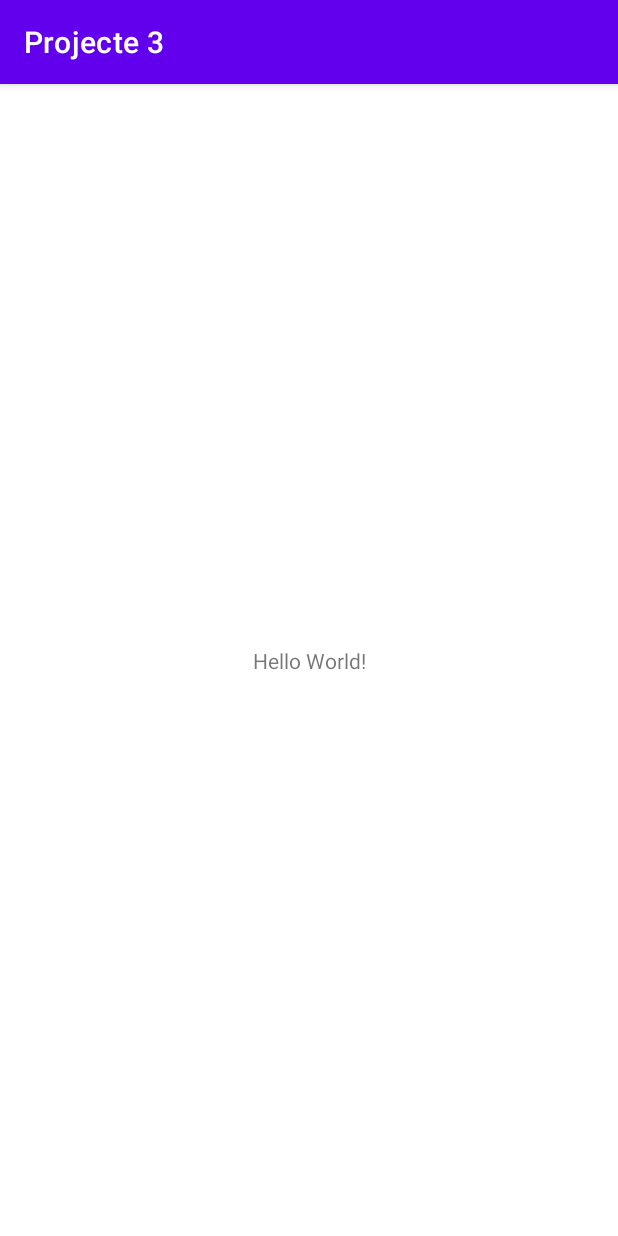
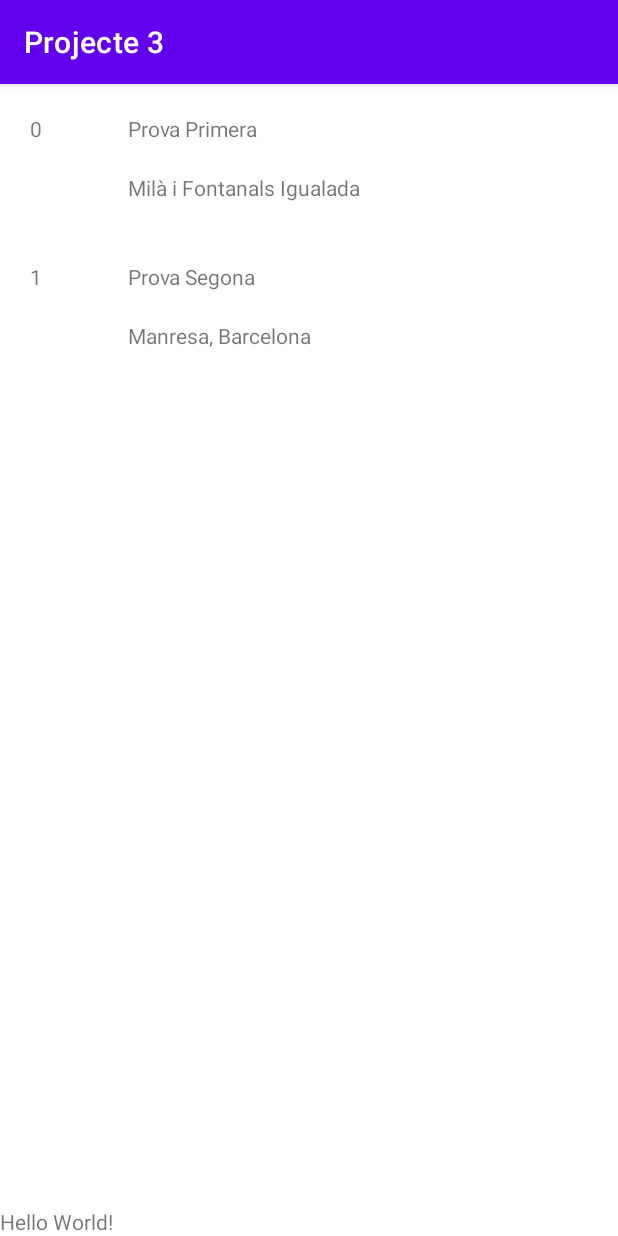
Before and after one commit to NoNickNam3/Projecte-3, an Android app: the screen it shows after launch (MainActivity), on a phone screen of 412 x 824 dp. Run offline under Robolectric (Android 15) with nearby library versions, the light colour scheme and no system bars.

Commit message:
Començo a dissenyar la llista d'ubicacións

```diff
--- a/App_Projecte_3/app/src/main/java/org/milaifontanals/projecte3/MainActivity.java
+++ b/App_Projecte_3/app/src/main/java/org/milaifontanals/projecte3/MainActivity.java
@@ -1,19 +1,37 @@
 package org.milaifontanals.projecte3;
 
 import androidx.appcompat.app.AppCompatActivity;
+import androidx.recyclerview.widget.LinearLayoutManager;
+import androidx.recyclerview.widget.RecyclerView;
 
 import android.content.Intent;
 import android.net.Uri;
 import android.os.Bundle;
 
+import org.milaifontanals.projecte3.adapters.UbicacionAdapter;
+import org.milaifontanals.projecte3.model.Ubicacion;
+
 public class MainActivity extends AppCompatActivity {
+
+    private RecyclerView rcvUbicacion;
+    private UbicacionAdapter adapter;
 
     @Override
     protected void onCreate(Bundle savedInstanceState) {
         super.onCreate(savedInstanceState);
         setContentView(R.layout.activity_main);
 
-        obreMaps();
+        //---------------------------------
+        // Configuració del RecyclerView
+        //---------------------------------
+        rcvUbicacion = findViewById(R.id.rcvUbicacion);
+        rcvUbicacion.setLayoutManager(new LinearLayoutManager(this));
+        rcvUbicacion.setHasFixedSize(true);
+
+        adapter = new UbicacionAdapter(Ubicacion.getUbicaciones(), this);
+        rcvUbicacion.setAdapter(adapter);
+
+        //obreMaps();
 
     }
 
--- /dev/null
+++ b/App_Projecte_3/app/src/main/java/org/milaifontanals/projecte3/adapters/UbicacionAdapter.java
@@ -0,0 +1,77 @@
+package org.milaifontanals.projecte3.adapters;
+
+import android.content.Context;
+import android.util.Log;
+import android.view.LayoutInflater;
+import android.view.View;
+import android.view.ViewGroup;
+import android.widget.CheckBox;
+import android.widget.TextView;
+
+import androidx.annotation.NonNull;
+import androidx.recyclerview.widget.RecyclerView;
+
+import org.milaifontanals.projecte3.R;
+import org.milaifontanals.projecte3.model.Ubicacion;
+
+import java.util.List;
+
+public class UbicacionAdapter extends RecyclerView.Adapter<UbicacionAdapter.ViewHolder>{
+
+    private List<Ubicacion> mUbicaciones;
+    private Context mContext;
+
+    public UbicacionAdapter(List<Ubicacion> pUbicaciones, Context c){
+        mUbicaciones = pUbicaciones;
+        mContext = c;
+    }
+
+    @Override
+    public int getItemCount() {
+        return mUbicaciones.size();
+    }
+
+    public class ViewHolder extends RecyclerView.ViewHolder{
+
+        TextView txvId;
+        TextView txvNombre;
+        TextView txvDireccion;
+        TextView txvCoordenada;
+        TextView txvObservacion;
+        CheckBox cbxFav;
+
+        public ViewHolder(@NonNull View filaActual) {
+            super(filaActual);
+            txvId = filaActual.findViewById(R.id.txvIdUbicacion);
+            txvNombre = filaActual.findViewById(R.id.txvNombreUbicacion);
+            txvDireccion = filaActual.findViewById(R.id.txvDireccionUbicacion);
+        }
+    }
+
+    @NonNull
+    @Override
+    public ViewHolder onCreateViewHolder(@NonNull ViewGroup parent, int viewType) {
+        View fila = LayoutInflater.from(parent.getContext()).inflate(R.layout.fila_ubicacion, parent, false);
+        ViewHolder vh = new ViewHolder(fila);
+
+        /**
+         * ========================================
+         * Metodos de interacción con las casillas
+         * ========================================
+         */
+
+        return vh;
+    }
+
+    @Override
+    public void onBindViewHolder(@NonNull ViewHolder holder, int position) {
+        Ubicacion u = mUbicaciones.get(position);
+
+        holder.txvId.setText("" + u.getId());
+        holder.txvNombre.setText("" + u.getNombre());
+        holder.txvDireccion.setText("" + u.getDirecccion());
+
+        Log.d("UBICACION RECIBIDA", "Actualizando la ubicacion en la posicion  " + position);
+    }
+
+}
--- /dev/null
+++ b/App_Projecte_3/app/src/main/java/org/milaifontanals/projecte3/model/Ubicacion.java
@@ -0,0 +1,146 @@
+package org.milaifontanals.projecte3.model;
+
+import android.os.Build;
+import android.os.Parcel;
+import android.os.Parcelable;
+
+import androidx.annotation.NonNull;
+
+import java.util.ArrayList;
+import java.util.List;
+
+public class Ubicacion implements Parcelable {
+    private int id;
+    private String nombre;
+    private String coordenadas;
+    private String direcccion;
+    private String observacion;
+    private boolean fav;
+
+    /**
+     * ===========================================================================
+     * Lista de ubicaciones, tengo que conseguir que las descargue de el endpoint
+     * ===========================================================================
+     */
+    private static ArrayList<Ubicacion> _mUbicaciones;
+
+    public static List<Ubicacion> getUbicaciones(){
+
+        if(_mUbicaciones==null) {
+            _mUbicaciones = new ArrayList<Ubicacion>();
+            _mUbicaciones.add(new Ubicacion(
+                    0,
+                    "Prova Primera",
+                    "0, 0",
+                    "Milà i Fontanals Igualada",
+                    "Centro de estudios",
+                    true
+            ));
+
+            _mUbicaciones.add(new Ubicacion(
+                    1,
+                    "Prova Segona",
+                    "1, 1",
+                    "Manresa, Barcelona",
+                    "Ciudad de Manresa",
+                    false
+            ));
+        }
+        return _mUbicaciones;
+    }
+
+    public Ubicacion(int id, String nombre, String coordenadas, String direcccion, String observacion, boolean fav) {
+        setId(id);
+        setNombre(nombre);
+        setCoordenadas(coordenadas);
+        setDirecccion(direcccion);
+        setObservacion(observacion);
+        setFav(fav);
+    }
+
+    public int getId() {
+        return id;
+    }
+
+    public void setId(int id) {
+        this.id = id;
+    }
+
+    public String getNombre() {
+        return nombre;
+    }
+
+    public void setNombre(String nombre) {
+        this.nombre = nombre;
+    }
+
+    public String getCoordenadas() {
+        return coordenadas;
+    }
+
+    public void setCoordenadas(String coordenadas) {
+        this.coordenadas = coordenadas;
+    }
+
+    public String getDirecccion() {
+        return direcccion;
+    }
+
+    public void setDirecccion(String direcccion) {
+        this.direcccion = direcccion;
+    }
+
+    public String getObservacion() {
+        return observacion;
+    }
+
+    public void setObservacion(String observacion) {
+        this.observacion = observacion;
+    }
+
+    public boolean isFav() {
+        return fav;
+    }
+
+    public void setFav(boolean fav) {
+        this.fav = fav;
+    }
+
+    @Override
+    public int describeContents() {
+        return 0;
+    }
+
+    @Override
+    public void writeToParcel(@NonNull Parcel dest, int flags) {
+        dest.writeInt(id);
+        dest.writeString(nombre);
+        dest.writeString(coordenadas);
+        dest.writeString(direcccion);
+        dest.writeString(observacion);
+        if (Build.VERSION.SDK_INT >= Build.VERSION_CODES.Q) {
+            dest.writeBoolean(isFav());
+        }
+    }
+
+    protected Ubicacion(Parcel in) {
+        id = in.readInt();
+        nombre = in.readString();
+        coordenadas = in.readString();
+        direcccion = in.readString();
+        observacion = in.readString();
+        fav = in.readByte() != 0;
+    }
+
+    public static final Creator<Ubicacion> CREATOR = new Creator<Ubicacion>() {
+        @Override
+        public Ubicacion createFromParcel(Parcel in) {
+            return new Ubicacion(in);
+        }
+
+        @Override
+        public Ubicacion[] newArray(int size) {
+            return new Ubicacion[size];
+        }
+    };
+}
--- a/App_Projecte_3/app/src/main/res/layout/activity_main.xml
+++ b/App_Projecte_3/app/src/main/res/layout/activity_main.xml
@@ -1,10 +1,18 @@
 <?xml version="1.0" encoding="utf-8"?>
-<androidx.constraintlayout.widget.ConstraintLayout xmlns:android="http://schemas.android.com/apk/res/android"
+<LinearLayout xmlns:android="http://schemas.android.com/apk/res/android"
     xmlns:app="http://schemas.android.com/apk/res-auto"
     xmlns:tools="http://schemas.android.com/tools"
     android:layout_width="match_parent"
     android:layout_height="match_parent"
+    android:orientation="vertical"
     tools:context=".MainActivity">
+
+    <androidx.recyclerview.widget.RecyclerView
+        android:id="@+id/rcvUbicacion"
+        android:layout_width="match_parent"
+        android:layout_height="0dp"
+        android:layout_weight="1">
+    </androidx.recyclerview.widget.RecyclerView>
 
     <TextView
         android:layout_width="wrap_content"
@@ -15,4 +23,4 @@
         app:layout_constraintStart_toStartOf="parent"
         app:layout_constraintTop_toTopOf="parent" />
 
-</androidx.constraintlayout.widget.ConstraintLayout>
+</LinearLayout>
--- /dev/null
+++ b/App_Projecte_3/app/src/main/res/layout/fila_ubicacion.xml
@@ -0,0 +1,50 @@
+<?xml version="1.0" encoding="utf-8"?>
+<androidx.constraintlayout.widget.ConstraintLayout
+    xmlns:android="http://schemas.android.com/apk/res/android"
+    android:layout_width="match_parent"
+    android:layout_height="wrap_content"
+    xmlns:app="http://schemas.android.com/apk/res-auto">
+
+    <GridLayout
+        android:id="@+id/grdl"
+        android:layout_width="match_parent"
+        android:layout_height="match_parent"
+        android:padding="10dp"
+        app:layout_constraintLeft_toLeftOf="parent"
+        app:layout_constraintTop_toTopOf="parent">
+
+        <TextView
+            android:id="@+id/txvIdUbicacion"
+            android:padding="10dp"
+            android:layout_width="0dp"
+            android:layout_height="wrap_content"
+            android:layout_columnWeight="1"
+            android:layout_column="0"
+            android:layout_row="0"
+            android:text="0"/>
+
+        <TextView
+            android:id="@+id/txvNombreUbicacion"
+            android:padding="10dp"
+            android:layout_width="0dp"
+            android:layout_height="wrap_content"
+            android:layout_columnWeight="5"
+            android:layout_column="1"
+            android:layout_row="0"
+            android:text="Nom primera ubicacio"/>
+
+        <TextView
+            android:id="@+id/txvDireccionUbicacion"
+            android:padding="10dp"
+            android:layout_width="0dp"
+            android:layout_height="wrap_content"
+            android:layout_columnWeight="5"
+            android:layout_column="1"
+            android:layout_row="1"
+            android:text="Milà i Fontanals"/>
+
+    </GridLayout>
+
+
+
+</androidx.constraintlayout.widget.ConstraintLayout>
--- /dev/null
+++ b/App_Projecte_3/app/src/main/res/layout/prova_contacte.xml
@@ -0,0 +1,7 @@
+<?xml version="1.0" encoding="utf-8"?>
+<LinearLayout xmlns:android="http://schemas.android.com/apk/res/android"
+    android:layout_width="match_parent"
+    android:layout_height="match_parent"
+    android:orientation="vertical">
+
+</LinearLayout>
```
